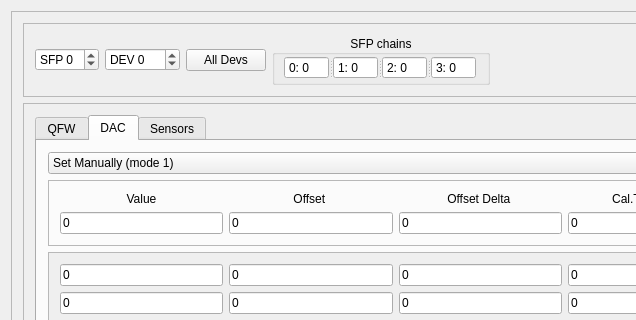
Above: mbspex/gui/qt/poland/PolandGui.ui from gsi-ee/drivers before the change; both pictures show x 0 to 636 and y 0 to 320 of the 930 by 743 pixel window. Below: the same form after it.
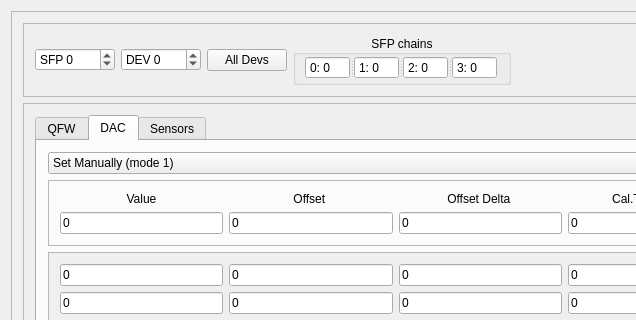
That is the form after the change. The open tabs and pages were chosen to show the change.

Commit message: Small layout change concerning spinbox size for lenny

What changed in the file:
```diff
--- a/mbspex/gui/qt/poland/PolandGui.ui
+++ b/mbspex/gui/qt/poland/PolandGui.ui
@@ -69,6 +69,12 @@
           </item>
           <item row="0" column="1">
            <widget class="QSpinBox" name="SlavespinBox">
+            <property name="minimumSize">
+             <size>
+              <width>80</width>
+              <height>0</height>
+             </size>
+            </property>
             <property name="toolTip">
              <string>&lt;html&gt;&lt;head/&gt;&lt;body&gt;&lt;p&gt;Number of device at sfp chain. -1 for broadcast setting.&lt;/p&gt;&lt;/body&gt;&lt;/html&gt;</string>
             </property>
@@ -238,6 +244,12 @@
           </item>
           <item row="0" column="0">
            <widget class="QSpinBox" name="SFPspinBox">
+            <property name="minimumSize">
+             <size>
+              <width>80</width>
+              <height>0</height>
+             </size>
+            </property>
             <property name="toolTip">
              <string>&lt;html&gt;&lt;head/&gt;&lt;body&gt;&lt;p&gt;Number of sfp chain. -1 for broadcast to all chains&lt;/p&gt;&lt;/body&gt;&lt;/html&gt;</string>
             </property>
```
Left out of the diff: 5 changed lines with no effect on the pictures.
